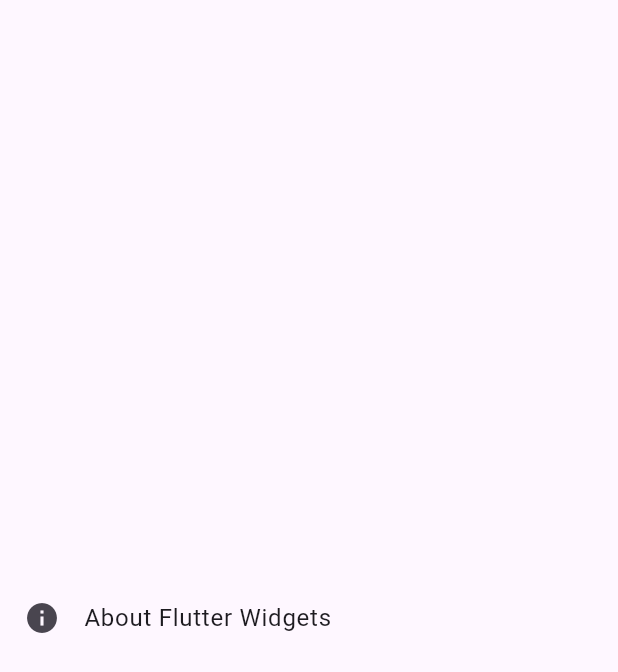
After one commit to NaVindu0315/Flutter-Widgets, a Flutter app: the screen it shows after launch, after a tap on "About List tile", on a phone screen of 412 x 824 dp. The commit adds this screen. Shown: the top 672 px of the screen. Run offline on Flutter 3.47's test engine with Material 3 defaults, Android fonts, the phone set to English and light mode, and no system bars.

Commit message:
about list tile

```diff
--- a/lib/Dashboard.dart
+++ b/lib/Dashboard.dart
@@ -1,4 +1,5 @@
 import 'package:flutter/material.dart';
+import 'package:flutter_widgets/widgets/aboutlisttile.dart';
 
 class Dashboard extends StatelessWidget {
   const Dashboard({Key? key}) : super(key: key);
@@ -72,11 +73,15 @@ class _DashState extends State<Dash> {
                         },
                         child: Text('About Dialog')),
                     ElevatedButton(
-                        onPressed: () {}, child: Text('About Listtile')),
+                        onPressed: () {
+                          Navigator.push(
+                            context,
+                            MaterialPageRoute(
+                                builder: (context) => AboutTile()),
+                          );
+                        },
+                        child: Text('About List tile')),
                   ],
-                ),
-                Row(
-                  children: [],
                 ),
               ],
             ),
--- /dev/null
+++ b/lib/widgets/aboutlisttile.dart
@@ -0,0 +1,30 @@
+import 'package:flutter/material.dart';
+
+class AboutTile extends StatefulWidget {
+  const AboutTile({Key? key}) : super(key: key);
+
+  @override
+  State<AboutTile> createState() => _AboutTileState();
+}
+
+class _AboutTileState extends State<AboutTile> {
+  @override
+  Widget build(BuildContext context) {
+    return MaterialApp(
+      home: Scaffold(
+        body: Center(
+          child: AboutListTile(
+            icon: Icon(Icons.info),
+            applicationIcon: FlutterLogo(),
+            applicationLegalese: 'Legalese',
+            applicationName: 'Flutter Widgets',
+            applicationVersion: '1.0',
+            aboutBoxChildren: [
+              Text('Flutter Widgets'),
+            ],
+          ),
+        ),
+      ),
+    );
+  }
+}
```
